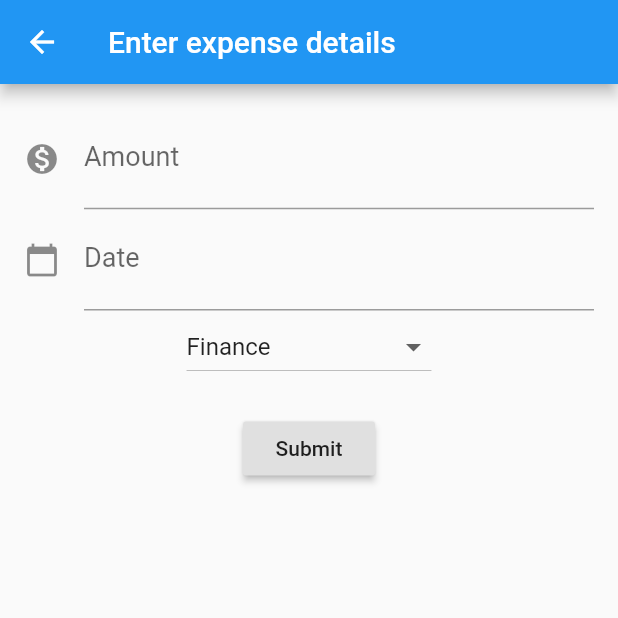
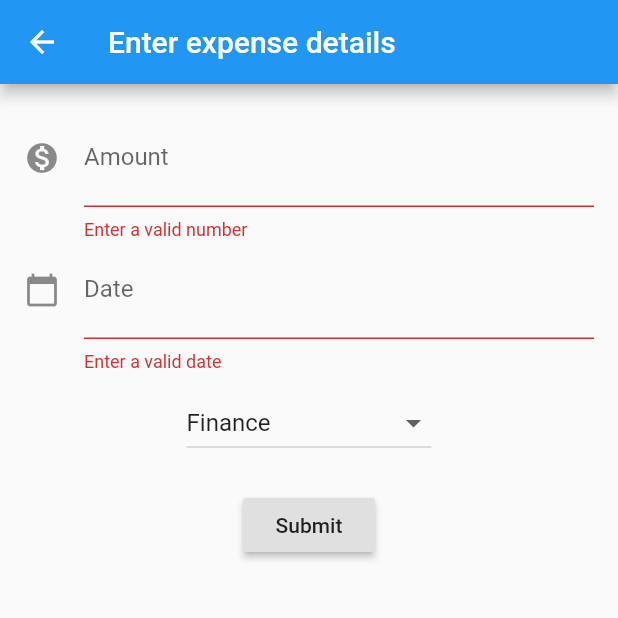
Before and after one commit to joeljohngeorge/designproject, a Flutter app: the Expenseaddpage screen opened directly, after a tap on "Submit", on a phone screen of 412 x 824 dp, the top half of it. Run offline on Flutter 3.47's test engine with Material 2 defaults, Android fonts, the phone set to English and light mode, and no system bars; our stand-ins replace fluttertoast.

Commit message:
Update expenseaddpage.dart

```diff
--- a/lib/screens/expenseaddpage.dart
+++ b/lib/screens/expenseaddpage.dart
@@ -22,7 +22,14 @@ class _ExpenseaddpageState extends State<Expenseaddpage> {
   ];
   var _currentitemselected = 'Finance';
   final _expamtcon = TextEditingController();
+  final _datecon=TextEditingController();
+   final formKey = GlobalKey<FormState>();
 
+    void _submit() {
+     final form = formKey.currentState;
+      if (form.validate()) {
+         form.save();
+          Navigator.pop(context); }}
   @override
   Widget build(BuildContext context) {
     return Scaffold(
@@ -32,13 +39,14 @@ class _ExpenseaddpageState extends State<Expenseaddpage> {
         body: Padding(
             padding: const EdgeInsets.all(16.0),
             child: Form(
+              key: formKey,
                 child: Column(children: [
               TextFormField(
                 style: TextStyle(fontSize: 22),
                 decoration: const InputDecoration(
                     icon: const Icon(Icons.monetization_on),
                     labelText: 'Amount',
-                    labelStyle: TextStyle(fontSize: 18)),
+                    labelStyle: TextStyle(fontSize: 16)),
                 validator: (val) {
                   Pattern pattern = r'^[1-9]\d*(\.\d+)?$';
                   RegExp regex = new RegExp(pattern);
@@ -56,7 +64,7 @@ class _ExpenseaddpageState extends State<Expenseaddpage> {
                   icon: const Icon(Icons.calendar_today),
                   hintText: 'Enter date(yyyy-mm-dd)',
                   labelText: 'Date',
-                  labelStyle: TextStyle(fontSize: 18),
+                  labelStyle: TextStyle(fontSize: 16),
                 ),
                 validator: (val) {
                   Pattern pattern =
@@ -69,7 +77,10 @@ class _ExpenseaddpageState extends State<Expenseaddpage> {
                   }
                 },
                 keyboardType: TextInputType.datetime,
+                controller: _datecon,
+
               ),
+              SizedBox(height: 10,),
               DropdownButton<String>(
                 items: _categories.map((String dropDownStringItem) {
                   return DropdownMenuItem<String>(
@@ -84,7 +95,9 @@ class _ExpenseaddpageState extends State<Expenseaddpage> {
               ),
               SizedBox(height: 20),
               RaisedButton(
-                onPressed: () {},
+                onPressed: () {
+                  _submit();
+                },
                 child: new Text('Submit'),
               )
             ]))));
```
